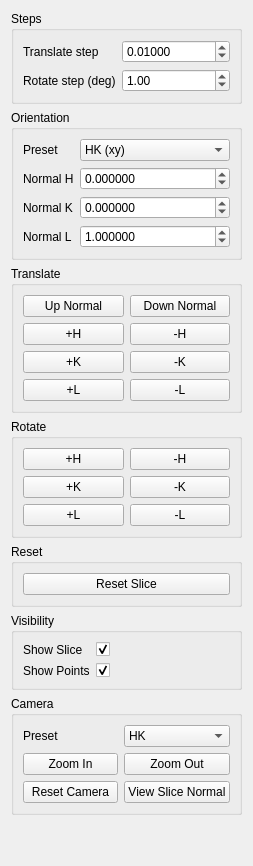
AdvancedPhotonSource/DashPVA, file src/dashpva/gui/workbench/docks/slice_plane.ui: the form before one commit.
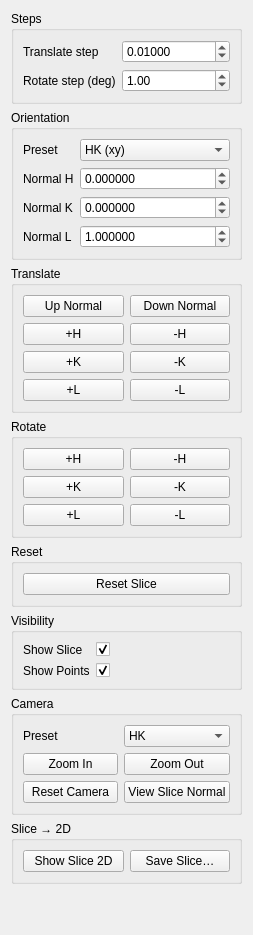
The form after the commit.

Commit message:
add: 3d slice extraction buttons and live Slice 2D dock
add: off-thread 3D load with progress dialog

```diff
--- a/src/dashpva/gui/workbench/docks/slice_plane.ui
+++ b/src/dashpva/gui/workbench/docks/slice_plane.ui
@@ -452,6 +452,29 @@
      </layout>
     </widget>
    </item>
+   <item>
+    <widget class="QGroupBox" name="gbSlice2D">
+     <property name="title">
+      <string>Slice → 2D</string>
+     </property>
+     <layout class="QGridLayout" name="gridLayoutSlice2D">
+      <item row="0" column="0">
+       <widget class="QPushButton" name="btn_goto_slice_2d">
+        <property name="text">
+         <string>Show Slice 2D</string>
+        </property>
+       </widget>
+      </item>
+      <item row="0" column="1">
+       <widget class="QPushButton" name="btn_save_slice">
+        <property name="text">
+         <string>Save Slice…</string>
+        </property>
+       </widget>
+      </item>
+     </layout>
+    </widget>
+   </item>
    <item>
     <spacer name="verticalSpacer">
      <property name="orientation">
```
The commit also changes 7 other files.
